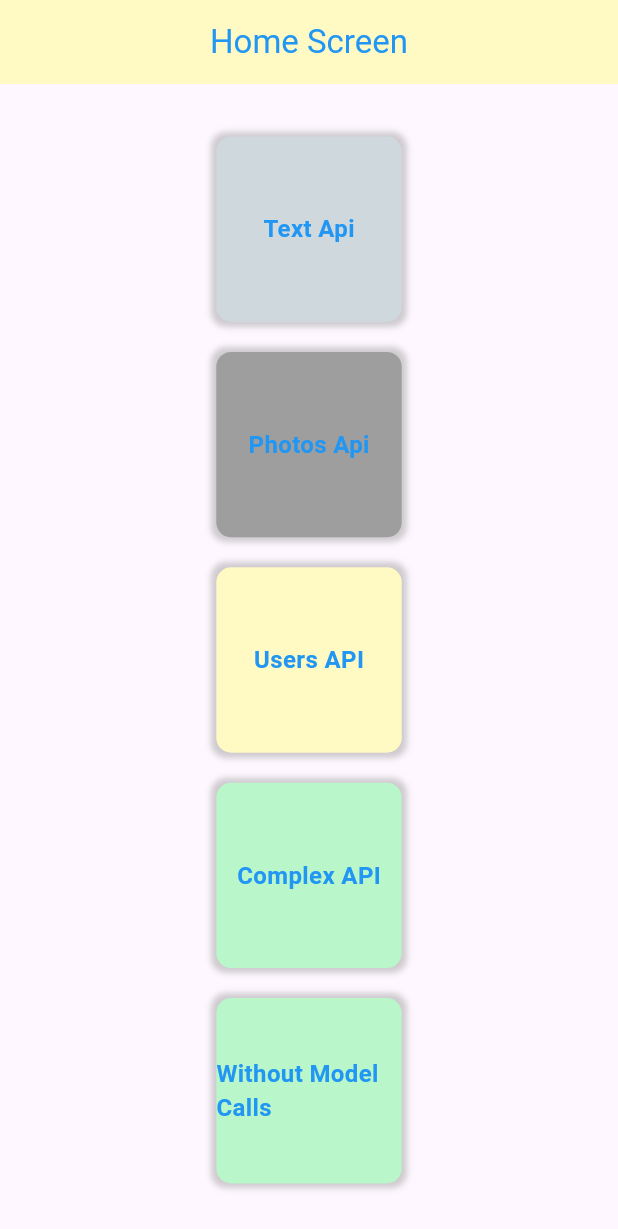
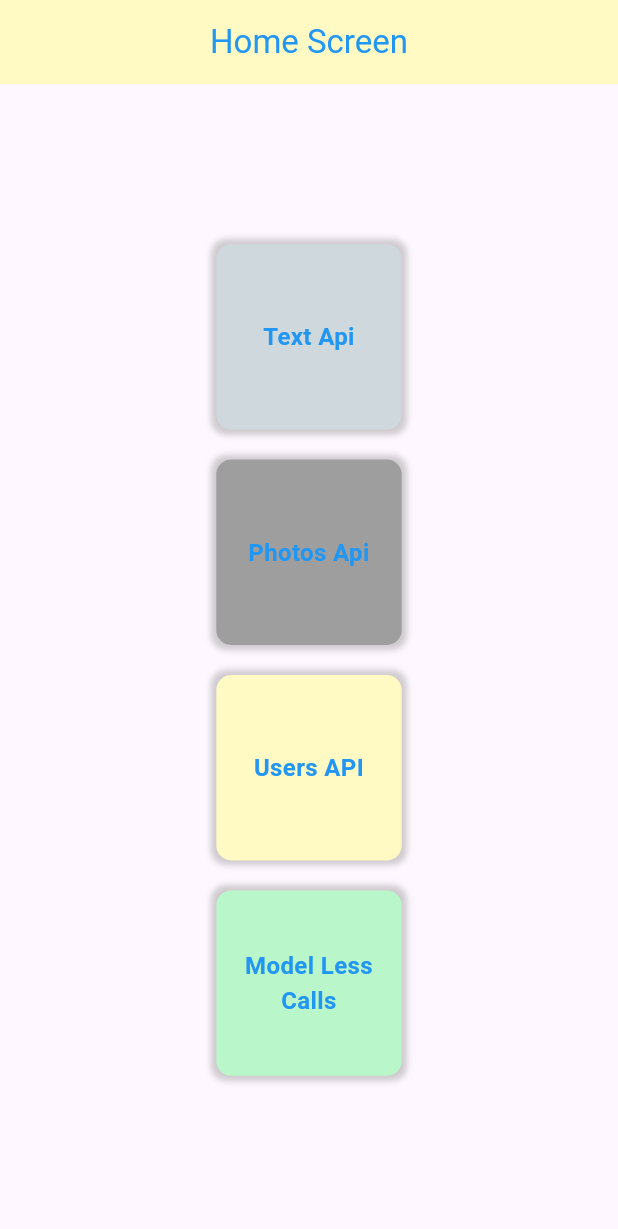
Before and after one commit to Mamoonshahzad/APIsCourse, a Flutter app: the screen it shows after launch, on a phone screen of 412 x 824 dp. Shown: the top 1229 px of the screen. Run offline on Flutter 3.47's test engine with Material 3 defaults, Android fonts, the phone set to English and light mode, and no system bars.

```diff
--- a/lib/view/home_screen.dart
+++ b/lib/view/home_screen.dart
@@ -1,4 +1,3 @@
-import 'package:api_practice_course/view/complex_api_screen.dart';
 import 'package:api_practice_course/view/photos_api_screen.dart';
 import 'package:api_practice_course/view/text_api_screen.dart';
 import 'package:api_practice_course/view/users_api_screen.dart';
@@ -8,7 +7,6 @@ import 'package:flutter/material.dart';
 
 class HomeScreen extends StatelessWidget {
   const HomeScreen({super.key});
-
   @override
   Widget build(BuildContext context) {
     return Scaffold(
@@ -59,20 +57,10 @@ class HomeScreen extends StatelessWidget {
                     Navigator.push(
                         context,
                         MaterialPageRoute(
-                            builder: (context) => const ComplexApiScreen()));
-                  },
-                  buttonText: 'Complex API'),
-              const SizedBox(height: 20),
-              HomeScreenWidget(
-                  color: Colors.greenAccent.shade100,
-                  onTap: () {
-                    Navigator.push(
-                        context,
-                        MaterialPageRoute(
                             builder: (context) =>
                                 const WithoutModelApiCallsScreen()));
                   },
-                  buttonText: 'Without Model Calls'),
+                  buttonText: 'Model Less Calls'),
             ],
           ),
         ),
--- a/lib/view/text_api_screen.dart
+++ b/lib/view/text_api_screen.dart
@@ -47,7 +47,9 @@ class _TextAPIScreenState extends State<TextAPIScreen> {
                   future: getPostApi(),
                   builder: (context, snapshot) {
                     if (!snapshot.hasData) {
-                      return const Text('Loading');
+                      return const Center(
+                        child: CircularProgressIndicator(),
+                      );
                     } else {
                       return ListView.builder(itemBuilder: (context, index) {
                         return Card(
--- a/lib/view/users_api_screen.dart
+++ b/lib/view/users_api_screen.dart
@@ -44,7 +44,9 @@ class _UsersApiScreenState extends State<UsersApiScreen> {
             future: getUsersApi(),
             builder: (context, AsyncSnapshot<List<UsersModel>> snapshot) {
               if (!snapshot.hasData) {
-                return const CircularProgressIndicator();
+                return const Center(
+                  child: CircularProgressIndicator(),
+                );
               } else {
                 return ListView.builder(
                     itemCount: usersList.length,
--- a/lib/view/without_model_api_calls_screen.dart
+++ b/lib/view/without_model_api_calls_screen.dart
@@ -40,7 +40,9 @@ class _WithoutModelApiCallsScreenState
                   future: getUserApi(),
                   builder: (context, snapshot) {
                     if (snapshot.connectionState == ConnectionState.waiting) {
-                      return const Text("Loading");
+                      return const Center(
+                        child: CircularProgressIndicator(),
+                      );
                     }
                     return ListView.builder(
                         itemCount: data.length,
--- a/lib/widgets/home_screen_widget.dart
+++ b/lib/widgets/home_screen_widget.dart
@@ -31,7 +31,10 @@ class HomeScreenWidget extends StatelessWidget {
           ],
         ),
         child: Center(
+          child: Padding(
+            padding: const EdgeInsets.all(8.0),
             child: Text(
+              textAlign: TextAlign.center,
               buttonText,
               style: const TextStyle(
                 fontWeight: FontWeight.bold,
@@ -41,6 +44,7 @@ class HomeScreenWidget extends StatelessWidget {
             ),
           ),
         ),
+      ),
     );
   }
 }
```
Also changed, not shown: lib/view/complex_api_screen.dart (deleted, +0 -23 lines), lib/view/photos_api_screen.dart (+8 -2 lines). Lines whose indentation alone changed are shown as unchanged.
